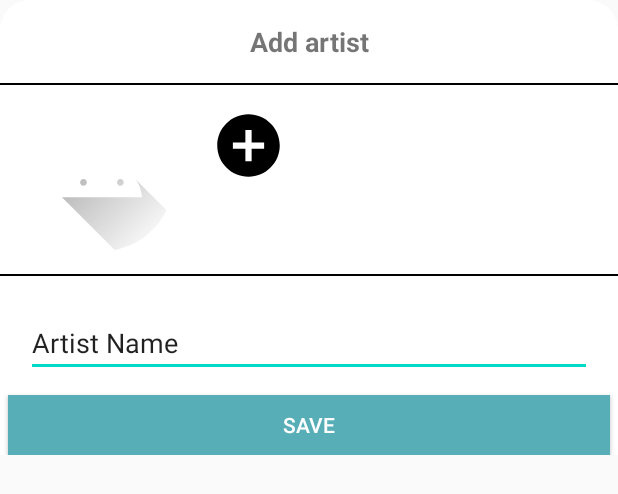
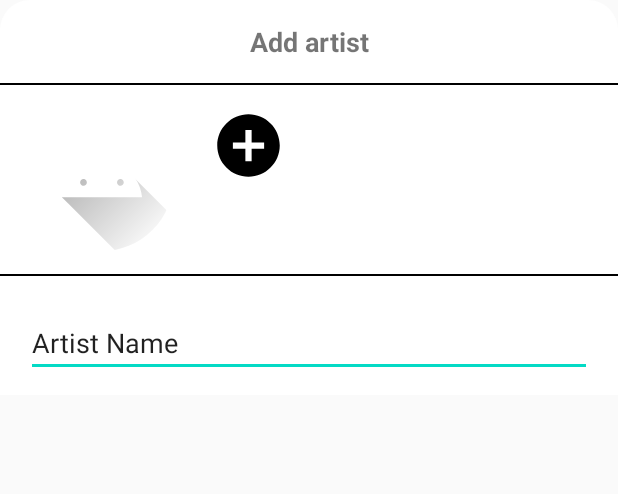
Before and after one commit to alisagrbic/Android, an Android app: the layout add_artist_dialog.xml on its own in the app's theme, with its tools: preview values and no code run, on a phone screen of 412 x 824 dp. Shown: the top 494 px of the screen. Run offline under Robolectric (Android 15) with nearby library versions, the phone set to English and light mode, and no system bars.

Commit message:
Fixed saving artist.

```diff
--- a/app/src/main/java/com/example/dance_world/database/entities/Artist.java
+++ b/app/src/main/java/com/example/dance_world/database/entities/Artist.java
@@ -21,6 +21,8 @@ public class Artist {
 
     @ColumnInfo(name = "id_festival", index = true)
     public long id_festival;
+
+    public Artist() {}
 
     public Artist(String name, String surname, long id_festival, int imagePath) {
         this.name = name;
--- a/app/src/main/res/layout/add_artist_dialog.xml
+++ b/app/src/main/res/layout/add_artist_dialog.xml
@@ -73,15 +73,5 @@
             android:layout_marginRight="5dp" />
     </LinearLayout>
 
-    <Button
-        android:layout_width="match_parent"
-        android:layout_height="40dp"
-        android:id="@+id/buttonSave"
-        android:layout_marginStart="5dp"
-        android:layout_marginLeft="5dp"
-        android:layout_marginEnd="5dp"
-        android:background="@color/color2"
-        android:text="Save"
-        android:textColor="@color/white"/>
 
 </LinearLayout>
```
Also changed, not shown: app/src/main/java/com/example/dance_world/ArtistsActivity.java (+6 -4 lines).
